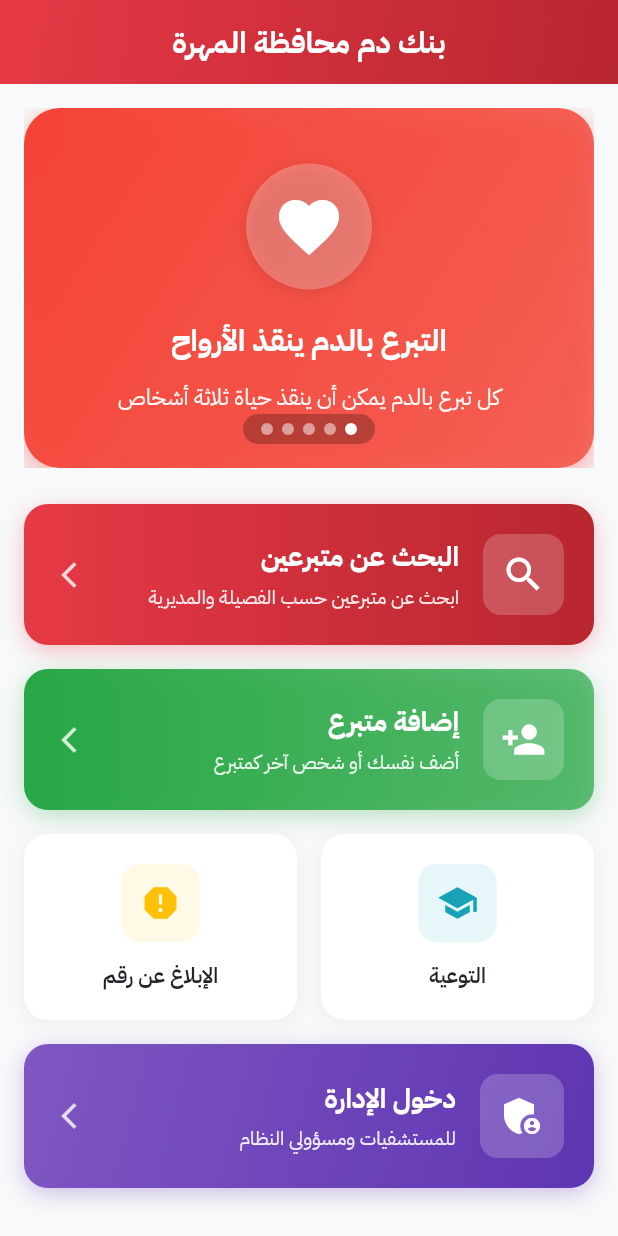
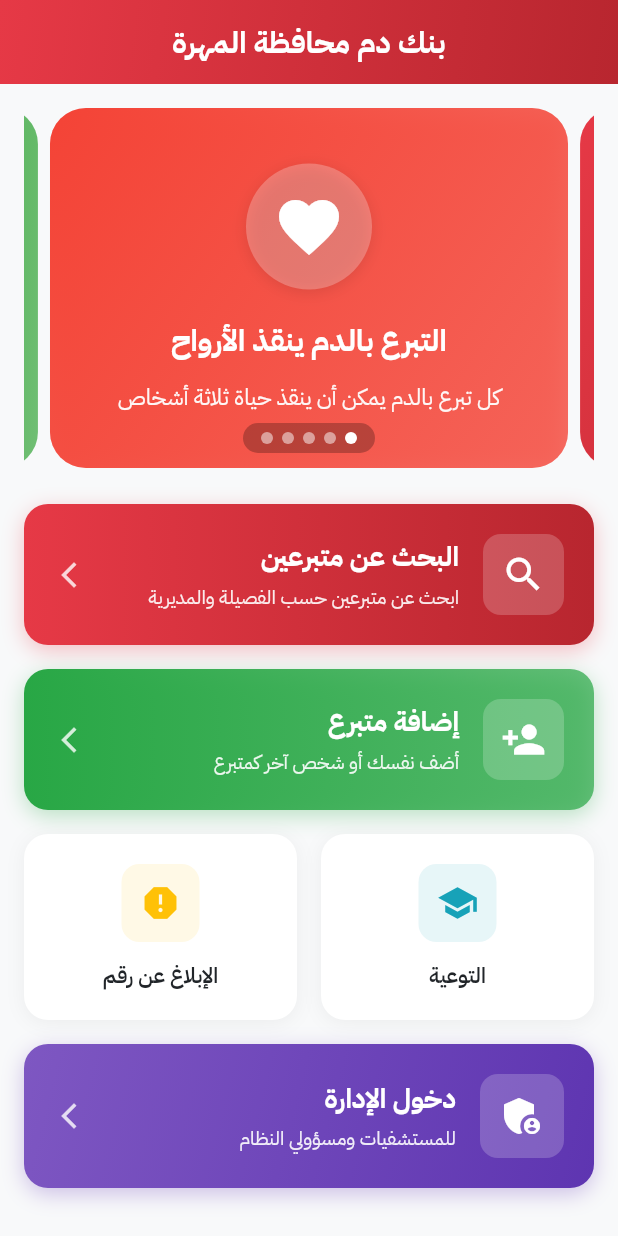
Before and after one commit to salehbagomri/mahrah_blood_bank_app, a Flutter app: the screen it shows after launch, on a phone screen of 412 x 824 dp. Run offline on Flutter 3.47's test engine with Material 3 defaults, Android fonts, the phone set to English and light mode, and no system bars; drawn by our look-alikes of carousel_slider, smooth_page_indicator; our stand-ins replace flutter_spinkit, supabase_flutter; accounts and stored records are empty.

Commit message:
اصلاح: مشاكل السلايدر - مسافات بين الشرائح وزوايا ناعمة

```diff
--- a/lib/screens/home/home_screen.dart
+++ b/lib/screens/home/home_screen.dart
@@ -210,16 +210,22 @@ class _HomeScreenState extends State<HomeScreen> {
               // السلايدر
               CarouselSlider(
                 items: slides.map((slide) {
-                  return AnimatedContainer(
+                  return Padding(
+                    padding: const EdgeInsets.symmetric(horizontal: 4),
+                    child: ClipRRect(
+                      borderRadius: BorderRadius.circular(24),
+                      child: AnimatedContainer(
                         duration: const Duration(milliseconds: 300),
                         curve: Curves.easeOutCubic,
                         child: slide,
+                      ),
+                    ),
                   );
                 }).toList(),
                 carouselController: _carouselController,
                 options: CarouselOptions(
                   height: 240,
-                  viewportFraction: 1.0,
+                  viewportFraction: 0.93,
                   enlargeCenterPage: false,
                   enableInfiniteScroll: true,
                   autoPlay: true,
@@ -228,6 +234,7 @@ class _HomeScreenState extends State<HomeScreen> {
                   autoPlayCurve: Curves.fastOutSlowIn,
                   scrollPhysics: const BouncingScrollPhysics(),
                   pageSnapping: true,
+                  padEnds: true,
                   onPageChanged: (index, reason) {
                     setState(() {
                       _currentSlideIndex = index;
@@ -237,7 +244,7 @@ class _HomeScreenState extends State<HomeScreen> {
               ),
               // النقاط كطبقة فوق الكارد
               Positioned(
-                bottom: 16,
+                bottom: 10,
                 left: 0,
                 right: 0,
                 child: Center(
@@ -385,19 +392,15 @@ class _AwarenessSlide extends StatelessWidget {
           begin: Alignment.topLeft,
           end: Alignment.bottomRight,
         ),
-        borderRadius: BorderRadius.circular(24),
         boxShadow: [
           BoxShadow(
-            color: color.withOpacity(0.4),
-            blurRadius: 15,
-            offset: const Offset(0, 6),
-            spreadRadius: 1,
+            color: color.withOpacity(0.3),
+            blurRadius: 12,
+            offset: const Offset(0, 4),
+            spreadRadius: 0,
           ),
         ],
       ),
-      child: Material(
-        color: Colors.transparent,
-        borderRadius: BorderRadius.circular(24),
       child: Padding(
         padding: const EdgeInsets.symmetric(horizontal: 28, vertical: 32),
         child: Column(
@@ -450,7 +453,6 @@ class _AwarenessSlide extends StatelessWidget {
           ],
         ),
       ),
-      ),
     );
   }
 }
@@ -472,19 +474,15 @@ class _StatisticsSlide extends StatelessWidget {
           begin: Alignment.topLeft,
           end: Alignment.bottomRight,
         ),
-        borderRadius: BorderRadius.circular(24),
         boxShadow: [
           BoxShadow(
-            color: AppColors.primary.withOpacity(0.4),
-            blurRadius: 15,
-            offset: const Offset(0, 6),
-            spreadRadius: 1,
+            color: AppColors.primary.withOpacity(0.3),
+            blurRadius: 12,
+            offset: const Offset(0, 4),
+            spreadRadius: 0,
           ),
         ],
       ),
-      child: Material(
-        color: Colors.transparent,
-        borderRadius: BorderRadius.circular(24),
       child: Padding(
         padding: const EdgeInsets.symmetric(horizontal: 28, vertical: 32),
         child: Column(
@@ -539,7 +537,6 @@ class _StatisticsSlide extends StatelessWidget {
               ),
             ),
           ],
-          ),
         ),
       ),
     );
```
Lines whose indentation alone changed are shown as unchanged.
